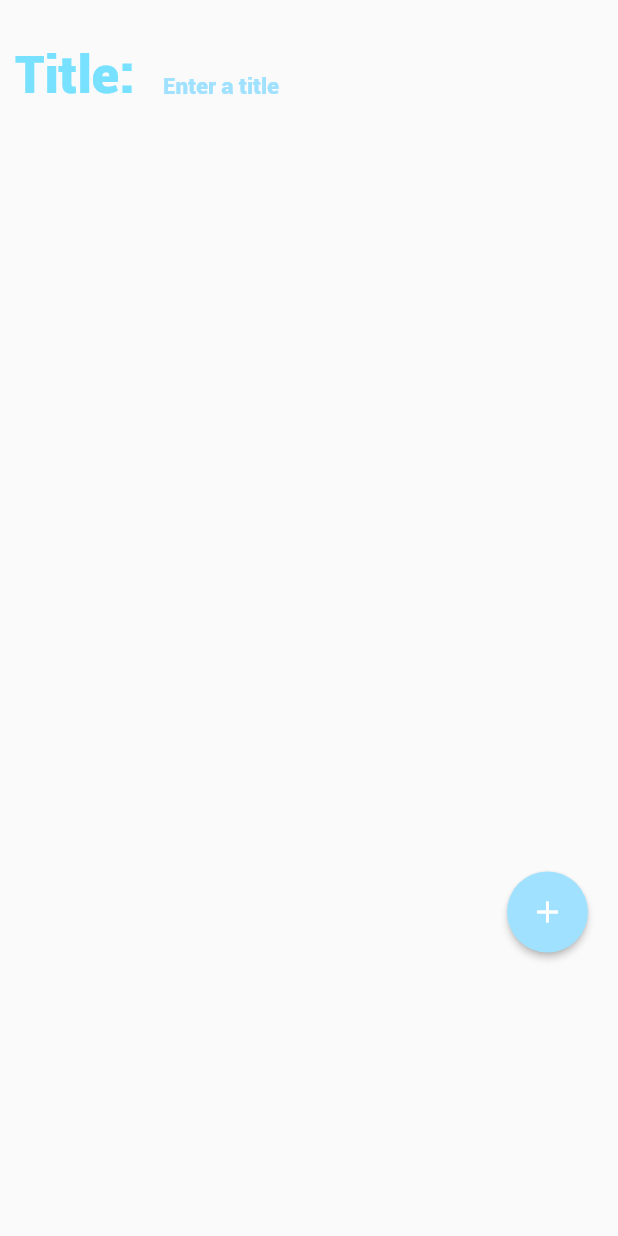
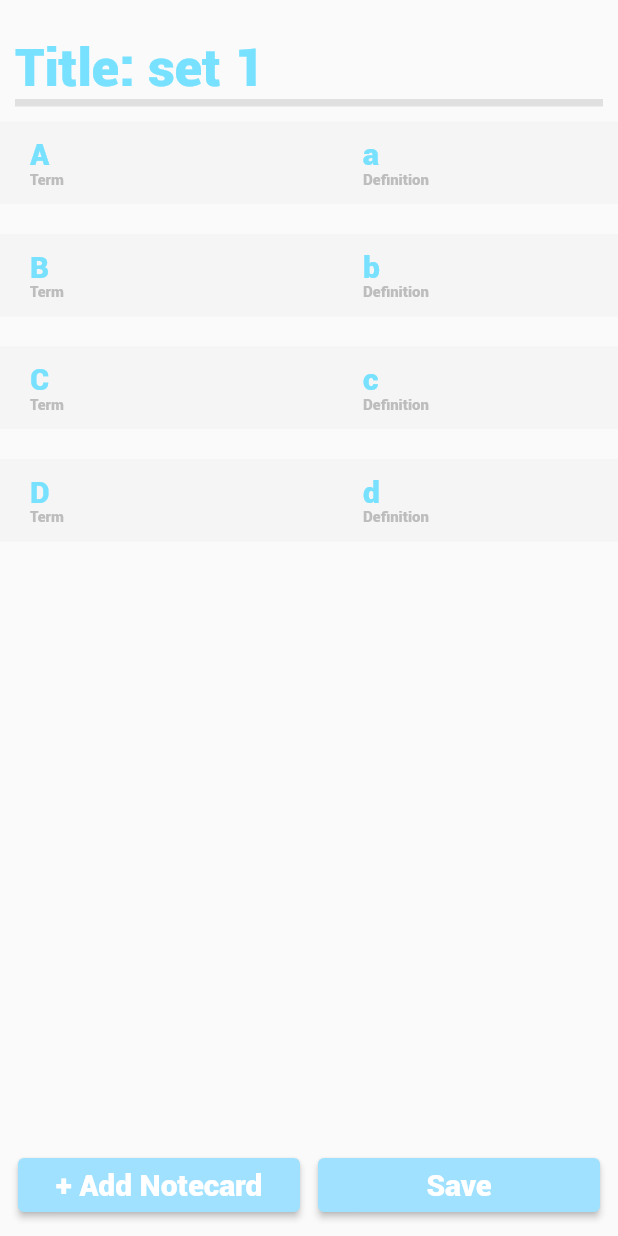
Before and after one commit to yijia03/Hackathon, a Flutter app: the HomePage screen opened directly, after a tap on the "create" icon, on a phone screen of 412 x 824 dp. Run offline on Flutter 3.47's test engine with Material 2 defaults, Android fonts, the phone set to English and light mode, and no system bars.

Commit message:
pure pain

```diff
--- a/lib/constants.dart
+++ b/lib/constants.dart
@@ -34,14 +34,37 @@ const kSetTextStyle = TextStyle(
     fontFamily: 'Roboto',
     fontSize: 35.0,
     color: Color(0xff77E1FF));
+const kTitleTextFieldHintStyle = TextStyle(
+  fontFamily: 'Roboto',
+  color: Color(0xffA0E1FF),
+  fontSize: 15,
+  fontStyle: FontStyle.normal,
+);
+const kTitleTextFieldTextStyle = TextStyle(
+    fontFamily: 'Roboto',
+    fontSize: 35,
+    color: Color(0xff77E1FF),
+);
+const kTextFieldTextStyle = TextStyle(
+  fontFamily: 'Roboto',
+  fontSize: 20,
+  color: Color(0xff77E1FF),
+);
 const kTextFieldHintStyle = TextStyle(
   fontFamily: 'Roboto',
   color: Color(0xffA0E1FF),
   fontSize: 15,
   fontStyle: FontStyle.normal,
 );
-const kTextFieldTextStyle = TextStyle(
-    fontFamily: 'Roboto',
-    fontSize: 35,
-    color: Color(0xff77E1FF),
+var kSmallTextStyle = TextStyle(
+  fontFamily: 'Roboto',
+  color: (Colors.grey[400])!,
+  fontSize: 10,
+  fontStyle: FontStyle.normal,
 );
+const kAddButtonTextStyle = TextStyle(
+  fontFamily: 'Roboto',
+  color: Colors.white,
+  fontSize: 20,
+  fontStyle: FontStyle.normal,
+);
--- a/lib/main.dart
+++ b/lib/main.dart
@@ -40,7 +40,6 @@ class Papyrus extends StatelessWidget {
           WelcomeScreen.id: (context) => const WelcomeScreen(),
           HomeScreen.id: (context) => const HomeScreen(),
           PracticeScreen.id: (context) => const PracticeScreen(),
-          EditorScreen.id: (context) => const EditorScreen(),
         },
         initialRoute: WelcomeScreen.id,
       ),
--- a/lib/screens/editor_screen.dart
+++ b/lib/screens/editor_screen.dart
@@ -2,9 +2,15 @@ import 'package:flutter/material.dart';
 import 'package:papyrus/utilities/brain.dart';
 import 'package:provider/provider.dart';
 import 'package:papyrus/constants.dart';
+import 'package:papyrus/widgets/word_card_editor.dart';
+import 'package:papyrus/utilities/note_card.dart';
+import 'package:papyrus/utilities/set.dart';
+
 
 class EditorScreen extends StatefulWidget {
-  const EditorScreen({Key? key}) : super(key: key);
+  final String initialTitle;
+
+  const EditorScreen({Key? key, required this.initialTitle}) : super(key: key);
   static const String id = "Editor Screen";
 
   @override
@@ -13,11 +19,13 @@ class EditorScreen extends StatefulWidget {
 
 class _EditorScreenState extends State<EditorScreen> {
   late TextEditingController _controller;
+  List<WordCardEditor> cards = [];
+  bool _initialLoad = true;
 
   @override
   void initState() {
     super.initState();
-    _controller = TextEditingController();
+    _controller = TextEditingController(text: widget.initialTitle);
   }
 
   @override
@@ -28,7 +36,18 @@ class _EditorScreenState extends State<EditorScreen> {
 
   @override
   Widget build(BuildContext context) {
-    return Consumer<Brain>(builder: (context, brain, child) {
+    Brain brain = Provider.of<Brain>(context);
+    if (_initialLoad) {
+      brain.clearTempDefinitions();
+      brain.clearTempTerms();
+      for (NoteCard nc in brain.getCurr().getCards()) {
+        brain.addTempTerms(nc.getTerm(), cards.length);
+        brain.addTempDefinitions(nc.getDef(), cards.length);
+        cards.add(WordCardEditor(
+            initialTerm: nc.getTerm(), initialDefinition: nc.getDef(), index: cards.length));
+      }
+      _initialLoad = false;
+    }
     return Scaffold(
       resizeToAvoidBottomInset: false,
       body: Column(
@@ -37,63 +56,101 @@ class _EditorScreenState extends State<EditorScreen> {
             mainAxisAlignment: MainAxisAlignment.start,
             children: <Widget>[
               const Padding(
-                  padding: EdgeInsets.symmetric(vertical: 30, horizontal: 10),
+                padding: EdgeInsets.only(left: 10, top: 25),
                 child: Text(
                   'Title: ',
                   style: kSetTextStyle,
                 ),
               ),
-                Container(
+              Padding(
+                padding: EdgeInsets.only(top: 25),
+                child: Container(
                   width: 250,
                   child: TextField(
-                    style: kTextFieldTextStyle,
+                    style: kTitleTextFieldTextStyle,
                     autocorrect: true,
                     decoration: InputDecoration(
                       contentPadding: const EdgeInsets.symmetric(vertical: 0),
                       isDense: true,
                       hintText: 'Enter a title',
-                      hintStyle: kTextFieldHintStyle,
+                      hintStyle: kTitleTextFieldHintStyle,
                       enabledBorder: InputBorder.none,
                     ),
                     controller: _controller,
-                    onSubmitted: (String input) {
-                      brain.getCurr().setName(input);
-                      print(brain.getCurr().toString());
-                    },
+                    onSubmitted: (String input) {},
+                  ),
                 ),
               ),
             ],
           ),
+          Container(
+            width: MediaQuery.of(context).size.width - 20,
+            height: 5,
+            color: Colors.grey[300],
+          ),
 
-            Stack(
-              alignment: AlignmentDirectional.bottomEnd,
-              children: <Widget>[
-                Container(
-                  height: MediaQuery.of(context).size.height - 275,
-                  child: ListView(),
+          Expanded(
+            child: ListView(
+              scrollDirection: Axis.vertical,
+              shrinkWrap: true,
+              children: cards,
+            ),
           ),
           Row(
-                  mainAxisAlignment: MainAxisAlignment.end,
-                  children: <Widget>[
-                    Padding(
-                      padding: EdgeInsets.all(15),
-                      child: ElevatedButton(
+            mainAxisAlignment: MainAxisAlignment.spaceEvenly,
+            children: [
+              ElevatedButton(
+                style: ElevatedButton.styleFrom(
+                  primary: Color(0xffA0E1FF),
+                ),
                 onPressed: () {
-                          brain.create();
-                          Navigator.pushReplacementNamed(
-                              context, EditorScreen.id);
+                  setState(() {
+                    cards.add(WordCardEditor(initialTerm: '', initialDefinition: '', index: cards.length));
+                  });
                 },
-                        child: Icon(Icons.add),
-                        style: kAddButtonStyle,
+                child: Container(
+                  width: MediaQuery.of(context).size.width/2 - 50,
+                  child: Center(
+                    child: Text(
+                      '+ Add Notecard',
+                      style: kAddButtonTextStyle,
+                    ),
+                  ),
+                ),
+              ),
+              ElevatedButton(
+                style: ElevatedButton.styleFrom(
+                  primary: Color(0xffA0E1FF),
+                ),
+                onPressed: () {
+                  setState(() {
+                    WordSet newSet = WordSet(_controller.text);
+                    int index = 0;
+                    for (WordCardEditor wce in cards) {
+                      newSet.insert(NoteCard(brain.getTempTerms()[index], brain.getTempDefinitions()[index]));
+                      index++;
+                    }
+                    brain.insert(newSet);
+                    Navigator.pop(context);
+                  });
+                },
+                child: Container(
+                  width: MediaQuery.of(context).size.width/2 - 50,
+                  child: Center(
+                    child: Text(
+                      'Save',
+                      style: kAddButtonTextStyle,
+                    ),
+                  ),
                 ),
               ),
             ],
           ),
-              ],
+          SizedBox(
+            height: 10,
           ),
         ],
       ),
     );
-    });
   }
 }
--- a/lib/utilities/brain.dart
+++ b/lib/utilities/brain.dart
@@ -4,6 +4,42 @@ import 'package:papyrus/utilities/set.dart';
 
 ///A collection of all the sets the user has created, in alphabetical order by name
 class Brain extends ChangeNotifier {
+   List<String> tempTerms = [];
+   List<String> tempDefinitions = [];
+
+   void addTempTerms(String s, int i){
+      tempTerms.insert(i, s);
+   }
+
+   void addTempDefinitions(String s, int i){
+      tempDefinitions.insert(i,s);
+   }
+
+   void removeTempTerms(int i){
+      tempTerms.removeAt(i);
+   }
+
+   void removeTempDefinitions(int i){
+      tempDefinitions.removeAt(i);
+   }
+
+   List<String> getTempTerms(){
+      return tempTerms;
+   }
+
+   List<String> getTempDefinitions(){
+      return tempDefinitions;
+   }
+
+   void clearTempTerms(){
+      tempTerms = [];
+   }
+
+   void clearTempDefinitions(){
+      tempDefinitions = [];
+   }
+
+
    ///Collections of the sets
    final List<WordSet> _sets = [];
    ///The set that is currently being edited
--- /dev/null
+++ b/lib/utilities/editor_brain.dart
@@ -0,0 +1,5 @@
+import 'package:flutter/material.dart';
+
+class EditorBrain extends ChangeNotifier {
+
+}
--- a/lib/widgets/set_card.dart
+++ b/lib/widgets/set_card.dart
@@ -19,13 +19,17 @@ class SetCard extends StatelessWidget {
           IconButton(
               onPressed: () {
                 b.select(_name);
-                Navigator.pushNamed(context, PracticeScreen.id);
+                Navigator.pushNamed(context, PracticeScreen.id );
               },
               icon: Icon(Icons.play_arrow)),
           IconButton(
               onPressed: () {
                 b.select(_name);
-                Navigator.pushNamed(context, EditorScreen.id);
+                Navigator.push(context,
+                  MaterialPageRoute(
+                    builder: (context) => EditorScreen(initialTitle: b.getCurr().getName()),
+                  ),
+                );
               },
               icon: Icon(Icons.create)),
           IconButton(
--- /dev/null
+++ b/lib/widgets/word_card_editor.dart
@@ -0,0 +1,140 @@
+import 'package:flutter/material.dart';
+import 'package:papyrus/constants.dart';
+import 'package:papyrus/utilities/brain.dart';
+import 'package:provider/provider.dart';
+
+class WordCardEditor extends StatefulWidget {
+  final String initialTerm;
+  final String initialDefinition;
+  final int index;
+
+  const WordCardEditor({Key? key, required this.initialTerm, required this.initialDefinition, required this.index}) : super(key: key);
+
+  @override
+  State<WordCardEditor> createState() => _WordCardEditorState();
+}
+
+class _WordCardEditorState extends State<WordCardEditor> {
+  late TextEditingController _controller1;
+  late TextEditingController _controller2;
+
+
+  @override
+  void initState() {
+    super.initState();
+    _controller1 = TextEditingController(text: widget.initialTerm);
+    _controller2 = TextEditingController(text: widget.initialDefinition);
+  }
+
+  @override
+  void dispose() {
+    _controller1.dispose();
+    _controller2.dispose();
+    super.dispose();
+  }
+
+  String getTerm(){
+    return _controller1.text;
+  }
+
+  String getDefinition(){
+    return _controller2.text;
+  }
+
+
+@override
+  Widget build(BuildContext context) {
+    Brain brain = Provider.of<Brain>(context);
+    return Padding(
+      padding: EdgeInsets.symmetric(vertical: 10),
+      child: Container(
+        color: Colors.grey[100],
+        child: Row(
+          children: [
+            SizedBox(
+              width: 20,
+            ),
+            Column(
+              crossAxisAlignment: CrossAxisAlignment.start,
+              children: <Widget>[
+                SizedBox(
+                  height: 10,
+                ),
+                Container(
+                  width: 150,
+                  child: TextFormField(
+                    style: kTextFieldTextStyle,
+                    autocorrect: true,
+                    decoration: InputDecoration(
+                      contentPadding:
+                      const EdgeInsets.symmetric(
+                          vertical: 0),
+                      isDense: true,
+                      hintText: 'Enter Term',
+                      hintStyle: kTextFieldHintStyle,
+                      enabledBorder: InputBorder.none,
+                    ),
+                    controller: _controller1,
+                    onSaved: (String? input) {
+                      brain.addTempTerms(input!, widget.index);
+                      brain.removeTempTerms(widget.index+1);
+                    },
+                  ),
+                ),
+                Text(
+                  'Term',
+                  style: kSmallTextStyle,
+                ),
+                SizedBox(
+                  height: 10,
+                ),
+              ],
+            ),
+            SizedBox(
+              width: MediaQuery.of(context).size.width-340,
+            ),
+            Column(
+              crossAxisAlignment: CrossAxisAlignment.start,
+              children: <Widget>[
+                SizedBox(
+                  height: 10,
+                ),
+                Container(
+                  width: 150,
+                  child: TextFormField(
+                    style: kTextFieldTextStyle,
+                    autocorrect: true,
+                    decoration: InputDecoration(
+                      contentPadding:
+                      const EdgeInsets.symmetric(
+                          vertical: 0),
+                      isDense: true,
+                      hintText: 'Enter Definition',
+                      hintStyle: kTextFieldHintStyle,
+                      enabledBorder: InputBorder.none,
+                    ),
+                    controller: _controller2,
+                    onSaved: (String? input) {
+                      brain.addTempDefinitions(input!, widget.index);
+                      brain.removeTempDefinitions(widget.index+1);
+                    },
+                  ),
+                ),
+                Text(
+                  'Definition',
+                  style: kSmallTextStyle,
+                ),
+                SizedBox(
+                  height: 10,
+                ),
+              ],
+            ),
+            SizedBox(
+              width: 20,
+            ),
+          ],
+        ),
+      ),
+    );
+  }
+}
```
Lines whose indentation alone changed are shown as unchanged.
